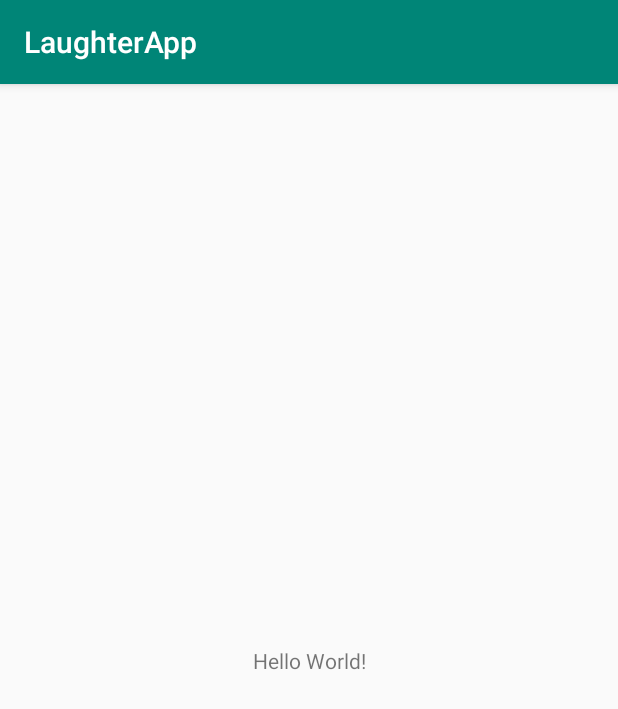
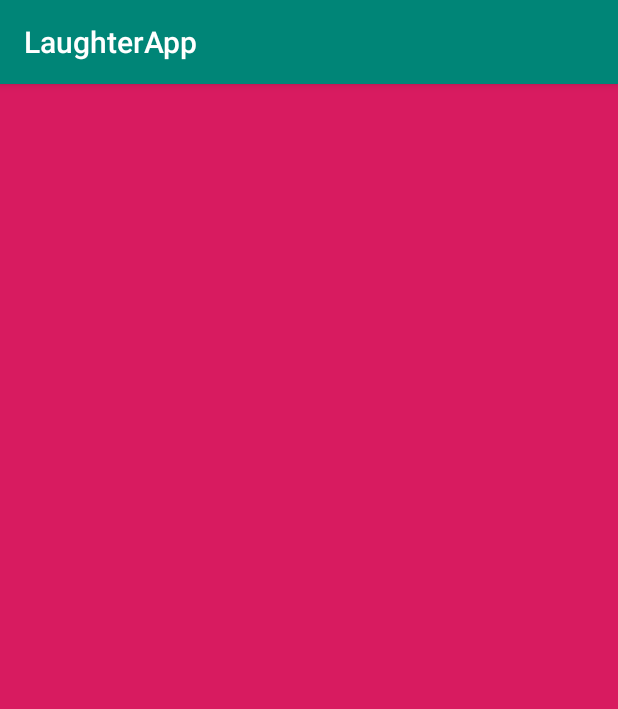
Before and after one commit to pedif/laughterApp, an Android app: the screen it shows after launch (MainActivity), on a phone screen of 412 x 824 dp. Shown: the top 709 px of the screen. Run offline under Robolectric (Android 15) with nearby library versions, the light colour scheme and no system bars.

Commit message:
Update MainActivity
Updated MainActivty to host the Laugh Fragment

```diff
--- a/app/src/main/res/layout/activity_main.xml
+++ b/app/src/main/res/layout/activity_main.xml
@@ -7,10 +7,11 @@
         android:layout_height="match_parent"
         tools:context=".MainActivity">
 
-    <TextView
-            android:layout_width="wrap_content"
-            android:layout_height="wrap_content"
-            android:text="Hello World!"
+    <fragment
+            android:id="@+id/fragment"
+            android:layout_width="0dp"
+            android:layout_height="0dp"
+            android:name="com.techspark.laughterapp.LaughFragment"
             app:layout_constraintBottom_toBottomOf="parent"
             app:layout_constraintLeft_toLeftOf="parent"
             app:layout_constraintRight_toRightOf="parent"
--- a/app/src/main/res/layout/fragment_laugh.xml
+++ b/app/src/main/res/layout/fragment_laugh.xml
@@ -3,12 +3,9 @@
              xmlns:tools="http://schemas.android.com/tools"
              android:layout_width="match_parent"
              android:layout_height="match_parent"
-             tools:context=".LaughFragment">
+             tools:context=".LaughFragment"
+android:background="@color/colorAccent">
 
-    <!-- TODO: Update blank fragment layout -->
-    <TextView
-            android:layout_width="match_parent"
-            android:layout_height="match_parent"
-            android:text="@string/hello_blank_fragment"/>
+
 
 </FrameLayout>
```
